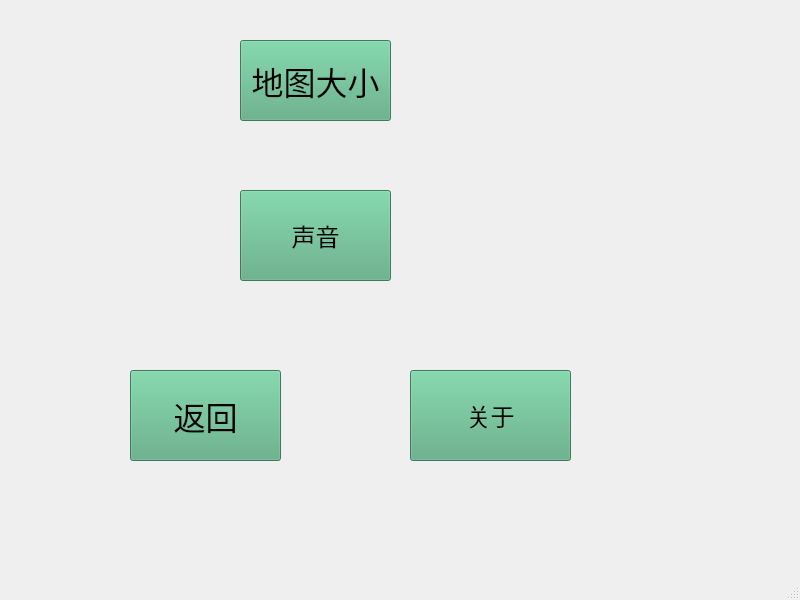
Before: the Qt Designer form untitled2/settingwindow.ui in xiaogan123-ops/qt, drawn with Qt 5.
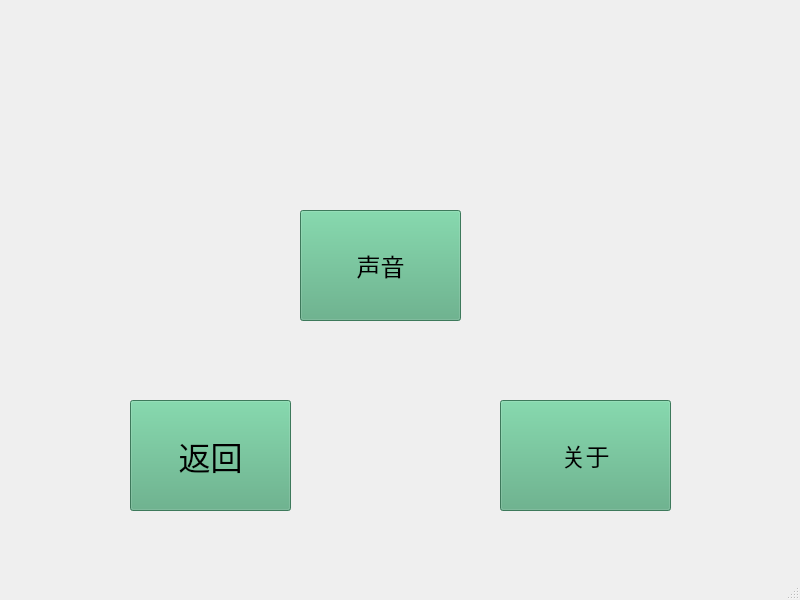
After: the same form once the commit is applied. Icons and pictures are not drawn.

```diff
--- a/untitled2/settingwindow.ui
+++ b/untitled2/settingwindow.ui
@@ -23,9 +23,9 @@
     <property name="geometry">
      <rect>
       <x>130</x>
-      <y>370</y>
-      <width>151</width>
-      <height>91</height>
+      <y>400</y>
+      <width>161</width>
+      <height>111</height>
      </rect>
     </property>
     <property name="styleSheet">
@@ -56,10 +56,10 @@
    <widget class="QPushButton" name="btu2">
     <property name="geometry">
      <rect>
-      <x>240</x>
-      <y>190</y>
-      <width>151</width>
-      <height>91</height>
+      <x>300</x>
+      <y>210</y>
+      <width>161</width>
+      <height>111</height>
      </rect>
     </property>
     <property name="font">
@@ -98,47 +98,13 @@
      <bool>true</bool>
     </property>
    </widget>
-   <widget class="QPushButton" name="btu4">
-    <property name="geometry">
-     <rect>
-      <x>240</x>
-      <y>40</y>
-      <width>151</width>
-      <height>81</height>
-     </rect>
-    </property>
-    <property name="styleSheet">
-     <string notr="true">QWidget {
-    /* 分层背景：图片在下，渐变在上 */
-    background-image: url(:/res/1.jpg),
-                     qradialgradient(spread:repeat,
-                                    cx:0.5, cy:0.5, radius:0.077,
-                                    fx:0.5, fy:0.5,
-                                    stop:0 rgba(0, 169, 255, 58),
-                                    stop:0.5 rgba(0, 0, 0, 58),
-                                    stop:1 rgba(0, 169, 255, 58));
-    
-    /* 背景混合模式 */
-    background-blend-mode: overlay;
-    
-    /* 备用背景色 */
-    background-color: rgb(85, 170, 127);
-    
-    /* 字体设置 */
-    font: 18pt &quot;Microsoft PhagsPa&quot;;
-}</string>
-    </property>
-    <property name="text">
-     <string>地图大小</string>
-    </property>
-   </widget>
    <widget class="QPushButton" name="btu3">
     <property name="geometry">
      <rect>
-      <x>410</x>
-      <y>370</y>
-      <width>161</width>
-      <height>91</height>
+      <x>500</x>
+      <y>400</y>
+      <width>171</width>
+      <height>111</height>
      </rect>
     </property>
     <property name="font">
```
